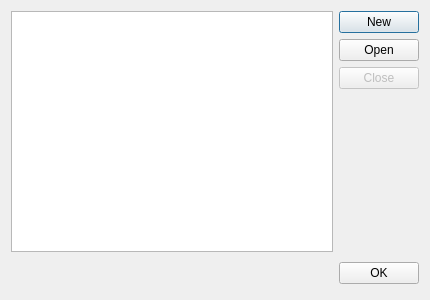
First picture: the form in source/vocabularyorganizerdialog.ui, repository martin-kudlicka/vocabulary-master, before the edit.
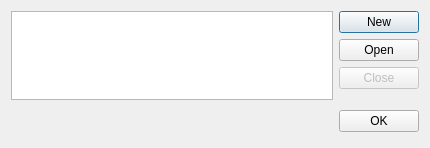
Second picture: the form after the edit.

Commit message: * dialog height decreased

Diff of the .ui file:
```diff
--- a/source/vocabularyorganizerdialog.ui
+++ b/source/vocabularyorganizerdialog.ui
@@ -7,7 +7,7 @@
     <x>0</x>
     <y>0</y>
     <width>430</width>
-    <height>300</height>
+    <height>148</height>
    </rect>
   </property>
   <property name="windowTitle">
```
